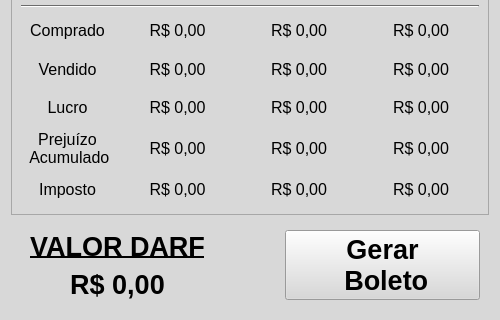
This is ui/gui.ui in renanleonellocastro/darf_generator as Qt 5 draws it before an edit; both pictures show x 0 to 500 and y 280 to 600 of the 500 by 600 pixel window. The edited form follows.
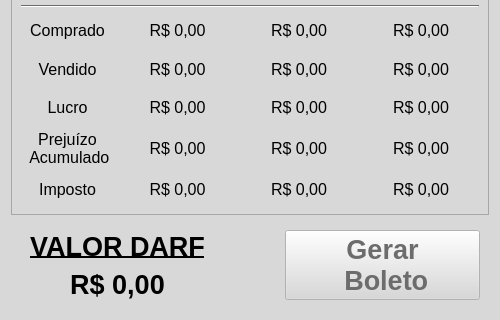
This is the edited form.

Diff of the .ui file:
```diff
--- a/ui/gui.ui
+++ b/ui/gui.ui
@@ -1258,6 +1258,9 @@
       </item>
       <item>
        <widget class="QPushButton" name="darfGenerationButton">
+        <property name="enabled">
+         <bool>false</bool>
+        </property>
         <property name="sizePolicy">
          <sizepolicy hsizetype="Preferred" vsizetype="Preferred">
           <horstretch>0</horstretch>
```
